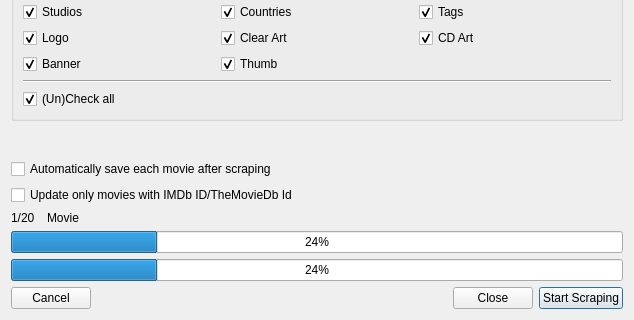
Above: src/ui/movies/MovieMultiScrapeDialog.ui from Komet/MediaElch before the change; both pictures show x 0 to 634 and y 236 to 556 of the 634 by 556 pixel window. Below: the same form after it.
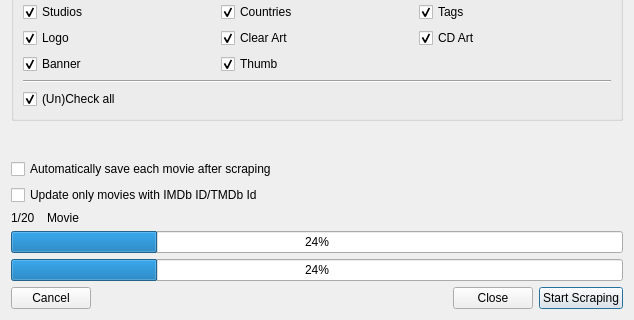
That is the form after the change. Icons and pictures are not drawn. Custom widgets are drawn as their Qt base class.

Commit message: [UI] Fix typos and remove deprecated note for CustomTvScraper

Patch:
```diff
--- a/src/ui/movies/MovieMultiScrapeDialog.ui
+++ b/src/ui/movies/MovieMultiScrapeDialog.ui
@@ -363,7 +363,7 @@
    <item>
     <widget class="QCheckBox" name="chkOnlyImdb">
      <property name="text">
-      <string>Update only movies with IMDb ID/TheMovieDb Id</string>
+      <string>Update only movies with IMDb ID/TMDb Id</string>
      </property>
     </widget>
    </item>
```
The commit also changes 3 other files.
